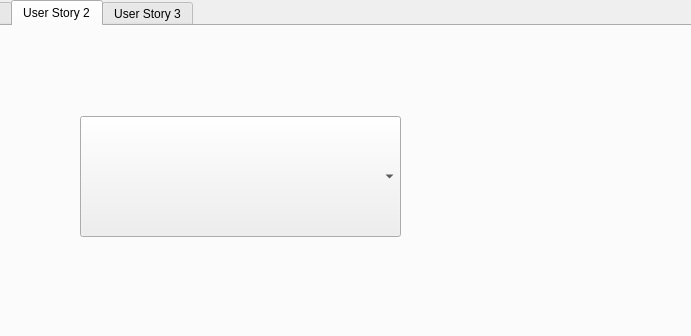
The window that mainwindow.ui (CS1DScrumDogs/Code) describes before a commit, drawn with Qt 5; both pictures show x 132 to 823 and y 0 to 336 of the 1109 by 695 pixel window.
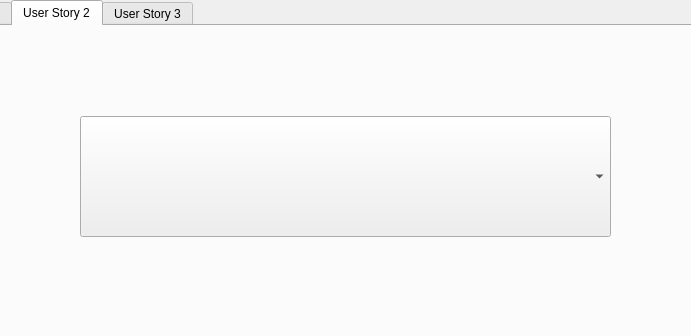
The same window after the commit. The open tabs and pages were chosen to show the change.

The edit to the form file:
```diff
--- a/mainwindow.ui
+++ b/mainwindow.ui
@@ -113,7 +113,7 @@
        <rect>
         <x>210</x>
         <y>90</y>
-        <width>321</width>
+        <width>531</width>
         <height>121</height>
        </rect>
       </property>
```
Left out of the diff: 2 changed lines with no effect on the pictures.
